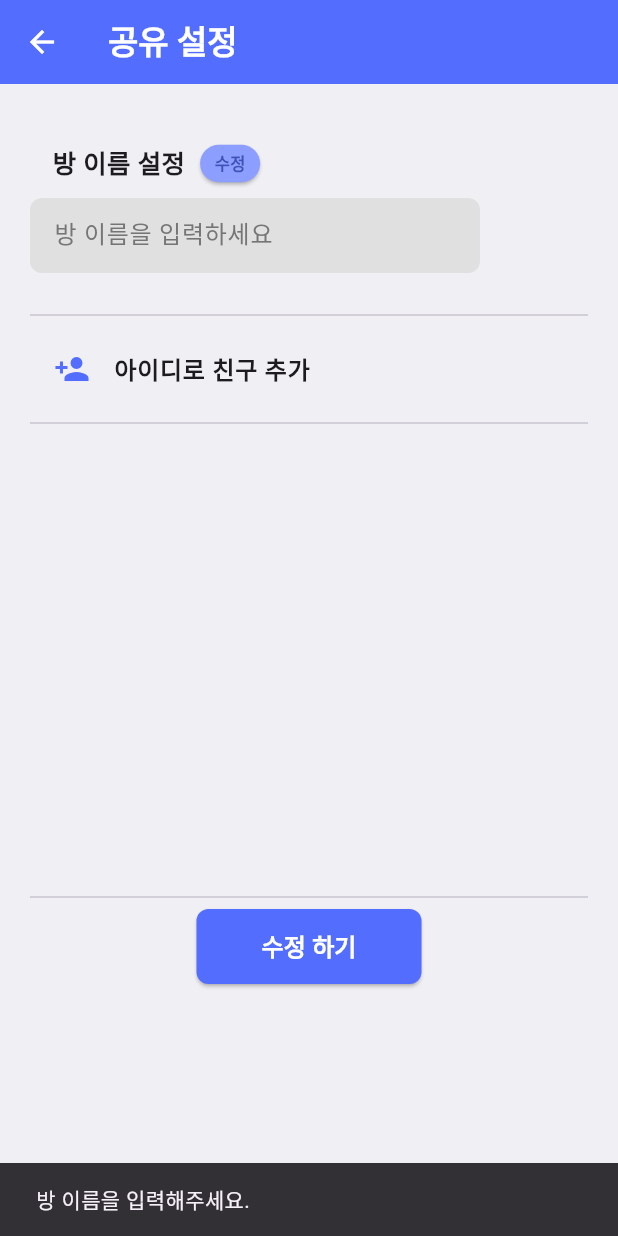
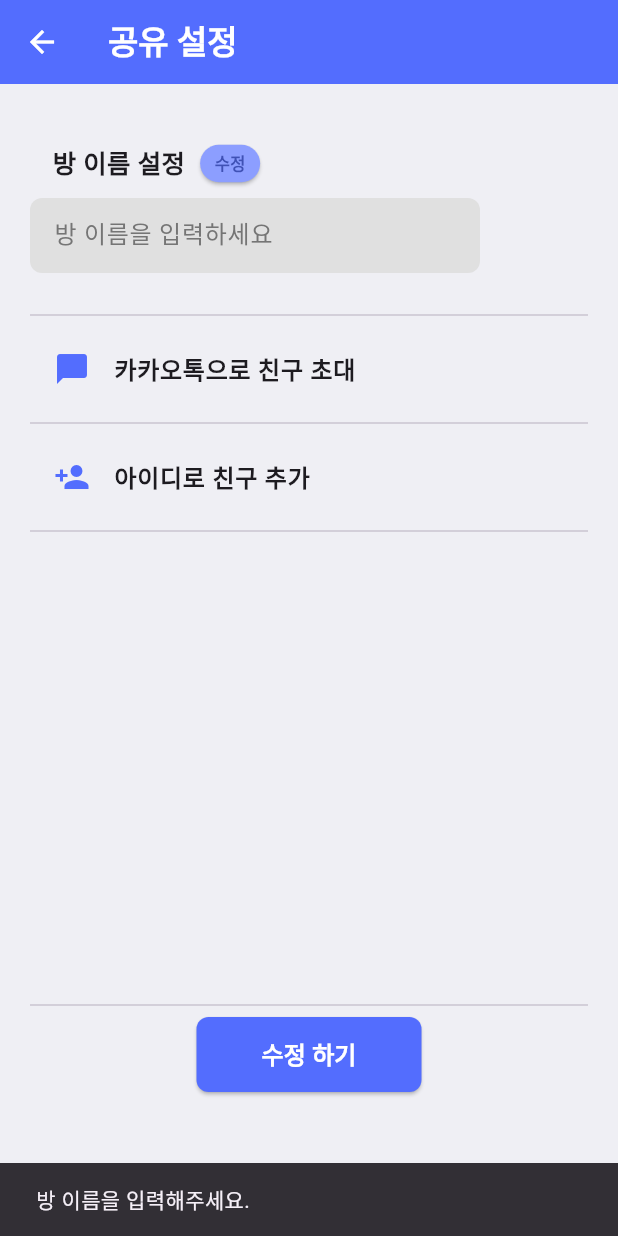
Before and after one commit to KIMjjjjjjjj/BudgetBook, a Flutter app: the SharingSettingsPage screen opened directly with empty values, after a tap on "수정 하기", on a phone screen of 412 x 824 dp. Run offline on Flutter 3.47's test engine with Material 3 defaults, Android fonts, the phone set to English and light mode, and no system bars; our stand-ins replace cloud_firestore, cloud_functions, firebase_auth, firebase_core, firebase_messaging, firebase_storage and 6 more; missing offline and left inert: firebase_app_check, mailer; accounts and stored records are empty.

Commit message:
Update share_settings.dart

```diff
--- a/lib/share_settings.dart
+++ b/lib/share_settings.dart
@@ -80,7 +80,7 @@ class _SharingSettingsPageState extends State<SharingSettingsPage> {
       var doc = querySnapshot.docs.first;
 
       await shareCollection.doc(doc.id).update({
-        '방 이름': roomName,
+        '방 이름': roomName, 'id': FieldValue.arrayUnion([LoginUserRegisterId, ...items]),
       });
 
       ScaffoldMessenger.of(context).showSnackBar(
@@ -89,6 +89,7 @@ class _SharingSettingsPageState extends State<SharingSettingsPage> {
     }
 
     setState(() {
+      items.clear();
       _roomNameController.clear();
     });
   }
@@ -159,6 +160,15 @@ class _SharingSettingsPageState extends State<SharingSettingsPage> {
               ),
             ),
             SizedBox(height: 20.0),
+            Divider(),
+            ListTile(
+              leading: Icon(Icons.chat_bubble, color: Colors.indigoAccent),
+              title: Text(
+                '카카오톡으로 친구 초대',
+                style: TextStyle(fontWeight: FontWeight.bold),
+              ),
+              onTap: () {},
+            ),
             Divider(),
             ListTile(
               leading: Icon(Icons.person_add, color: Colors.indigoAccent),
@@ -252,9 +262,6 @@ class _SharingSettingsPageState extends State<SharingSettingsPage> {
                 String userId = _friendIdController.text.trim();
                 Navigator.pop(context);
                 if (userId.isNotEmpty) {
-                  invitefriendalarm(userId);
-                }
-                if (userId.isNotEmpty) {
                   bool isAdded = invitefriendalarm(userId) as bool;
                   if (isAdded) {
                     Navigator.pop(context);
@@ -265,7 +272,6 @@ class _SharingSettingsPageState extends State<SharingSettingsPage> {
                 }
               },
               child: Text('추가'),
-
             ),
           ],
         );
@@ -277,11 +283,6 @@ class _SharingSettingsPageState extends State<SharingSettingsPage> {
 
   Future<void> invitefriendalarm(String userId) async {
     final currentUser = FirebaseAuth.instance.currentUser;
-
-    var inviteuser = await FirebaseFirestore.instance
-        .collection('register')
-        .where('id', isEqualTo: userId)
-        .get();
 
     if (currentUser == null) {
       print('사용자가 인증되지 않았습니다.');
```
